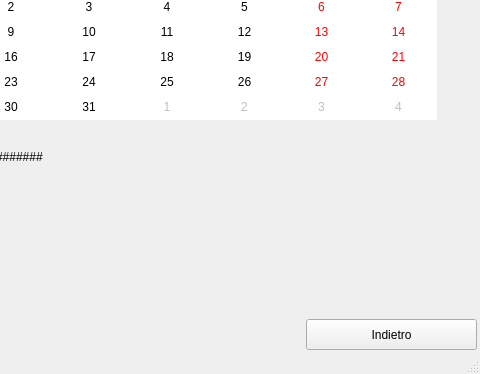
First picture: the form in interrogazione.ui, repository stefanodecillis/Progetto_Fondamenti_WR, before the edit; both pictures show x 234 to 714 and y 131 to 505 of the 714 by 505 pixel window.
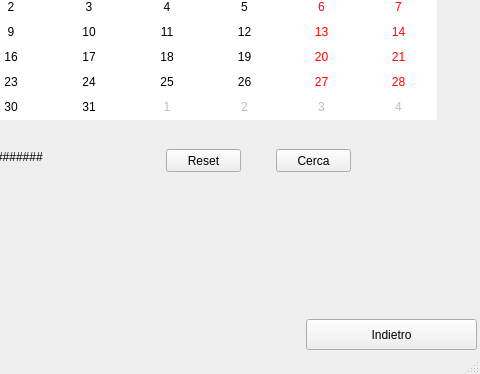
Second picture: the form after the edit.

What changed in the file:
```diff
--- a/interrogazione.ui
+++ b/interrogazione.ui
@@ -271,6 +271,32 @@
      <string>A</string>
     </property>
    </widget>
+   <widget class="QPushButton" name="pushButton">
+    <property name="geometry">
+     <rect>
+      <x>510</x>
+      <y>280</y>
+      <width>75</width>
+      <height>23</height>
+     </rect>
+    </property>
+    <property name="text">
+     <string>Cerca</string>
+    </property>
+   </widget>
+   <widget class="QPushButton" name="pushButton_2">
+    <property name="geometry">
+     <rect>
+      <x>400</x>
+      <y>280</y>
+      <width>75</width>
+      <height>23</height>
+     </rect>
+    </property>
+    <property name="text">
+     <string>Reset</string>
+    </property>
+   </widget>
   </widget>
   <widget class="QStatusBar" name="statusbar"/>
  </widget>
```
